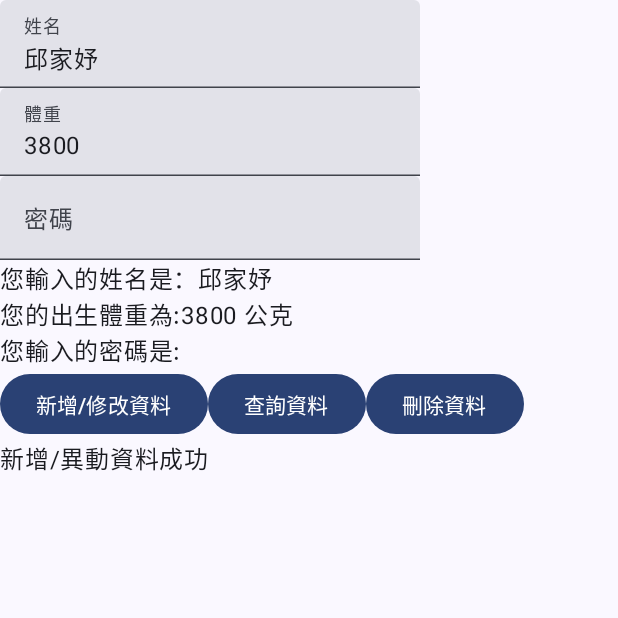
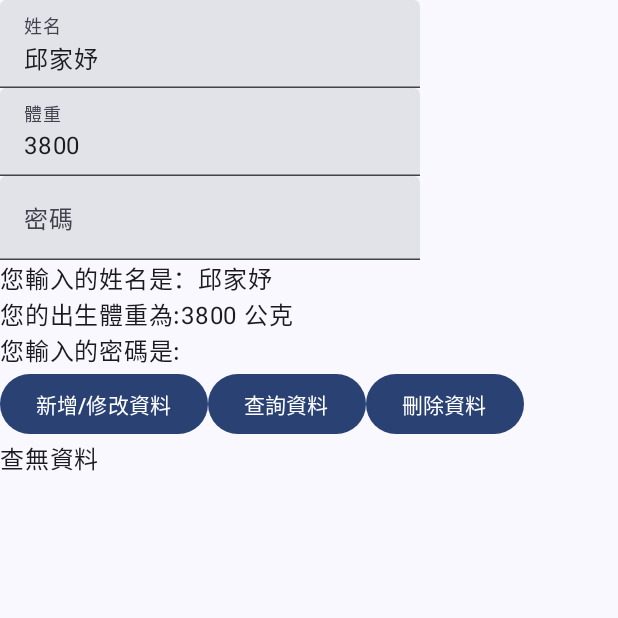
Before and after one commit to chiusjennifer/ComposeFireStore, an Android app built with Jetpack Compose: the screen it shows after launch (MainActivity), after a tap on "查詢資料", on a phone screen of 412 x 824 dp, the top half of it. Run offline under Robolectric (Android 15) with nearby library versions, the phone set to English and light mode, and no system bars; our stand-ins replace Firebase (no records; nobody signed in at launch, a user with empty details on screens opened directly); 1 other tap on this screen came first.

```diff
--- a/app/src/main/java/tw/edu/pu/s1114859/composefirestore/MainActivity.kt
+++ b/app/src/main/java/tw/edu/pu/s1114859/composefirestore/MainActivity.kt
@@ -112,7 +112,23 @@ fun Birth(){
             }) {
                 Text("新增/修改資料")
             }
-            Button(onClick = {}){
+            Button(onClick = {
+                db.collection("DB")
+                    .whereEqualTo("userName",userName)
+                    .get()
+                    .addOnCompleteListener { task->
+                        if(task.isSuccessful){
+                            msg=""
+                            for(document in task.result!!){
+                                msg+="文件id:"+document.id+"\n名字:"+document.data["userName"]+
+                                        "\n出生體重：" + document.data["userWeight"].toString() + "\n\n"
+                            }
+                            if (msg == "") {
+                                msg = "查無資料"
+                            }
+                        }
+                    }
+            }){
                 Text("查詢資料")
             }
             Button(onClick = {}) {
```
